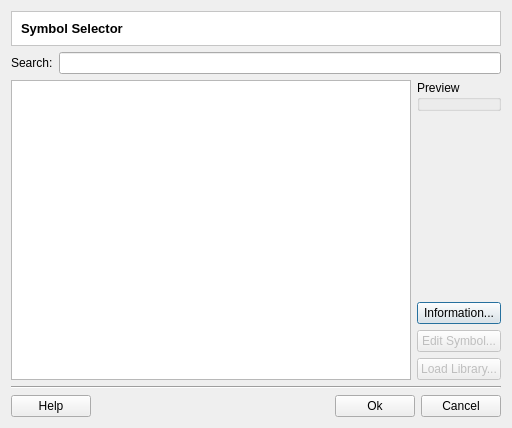
Old version of the form src/terralib/qt/widgets/se/ui/SymbolSelectorDialogForm.ui in the repository claudiobogossian/terralib5.
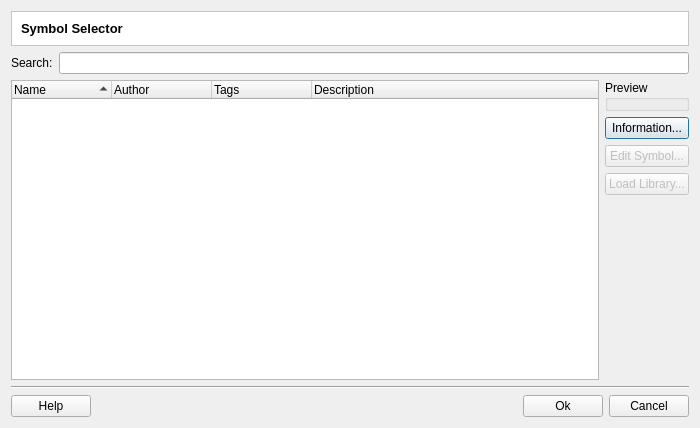
New version of the form.

```diff
--- a/src/terralib/qt/widgets/se/ui/SymbolSelectorDialogForm.ui
+++ b/src/terralib/qt/widgets/se/ui/SymbolSelectorDialogForm.ui
@@ -6,13 +6,13 @@
    <rect>
     <x>0</x>
     <y>0</y>
-    <width>512</width>
+    <width>700</width>
     <height>428</height>
    </rect>
   </property>
   <property name="minimumSize">
    <size>
-    <width>512</width>
+    <width>700</width>
     <height>428</height>
    </size>
   </property>
@@ -69,9 +69,6 @@
       <layout class="QGridLayout" name="gridLayout_4">
        <item row="0" column="0">
         <widget class="QTreeWidget" name="m_symbolLibraryTreeWidget">
-         <property name="horizontalScrollBarPolicy">
-          <enum>Qt::ScrollBarAlwaysOff</enum>
-         </property>
          <property name="alternatingRowColors">
           <bool>true</bool>
          </property>
@@ -87,12 +84,24 @@
          <property name="animated">
           <bool>true</bool>
          </property>
-         <attribute name="headerVisible">
-          <bool>false</bool>
-         </attribute>
          <column>
           <property name="text">
-           <string notr="true">1</string>
+           <string notr="true">Name</string>
+          </property>
+         </column>
+         <column>
+          <property name="text">
+           <string>Author</string>
+          </property>
+         </column>
+         <column>
+          <property name="text">
+           <string>Tags</string>
+          </property>
+         </column>
+         <column>
+          <property name="text">
+           <string>Description</string>
           </property>
          </column>
         </widget>
@@ -107,6 +116,33 @@
           </widget>
          </item>
          <item row="1" column="0">
+          <widget class="QPushButton" name="m_showSymbolInfoPushButton">
+           <property name="text">
+            <string>Information...</string>
+           </property>
+          </widget>
+         </item>
+         <item row="2" column="0">
+          <widget class="QPushButton" name="m_editSymbolPushButton">
+           <property name="enabled">
+            <bool>false</bool>
+           </property>
+           <property name="text">
+            <string>Edit Symbol...</string>
+           </property>
+          </widget>
+         </item>
+         <item row="3" column="0">
+          <widget class="QPushButton" name="m_loadSymbolLibraryPushButton">
+           <property name="enabled">
+            <bool>false</bool>
+           </property>
+           <property name="text">
+            <string>Load Library...</string>
+           </property>
+          </widget>
+         </item>
+         <item row="4" column="0">
           <spacer name="verticalSpacer">
            <property name="orientation">
             <enum>Qt::Vertical</enum>
@@ -119,33 +155,6 @@
            </property>
           </spacer>
          </item>
-         <item row="2" column="0">
-          <widget class="QPushButton" name="m_showSymbolInfoPushButton">
-           <property name="text">
-            <string>Information...</string>
-           </property>
-          </widget>
-         </item>
-         <item row="3" column="0">
-          <widget class="QPushButton" name="m_editSymbolPushButton">
-           <property name="enabled">
-            <bool>false</bool>
-           </property>
-           <property name="text">
-            <string>Edit Symbol...</string>
-           </property>
-          </widget>
-         </item>
-         <item row="4" column="0">
-          <widget class="QPushButton" name="m_loadSymbolLibraryPushButton">
-           <property name="enabled">
-            <bool>false</bool>
-           </property>
-           <property name="text">
-            <string>Load Library...</string>
-           </property>
-          </widget>
-         </item>
         </layout>
        </item>
       </layout>
```
